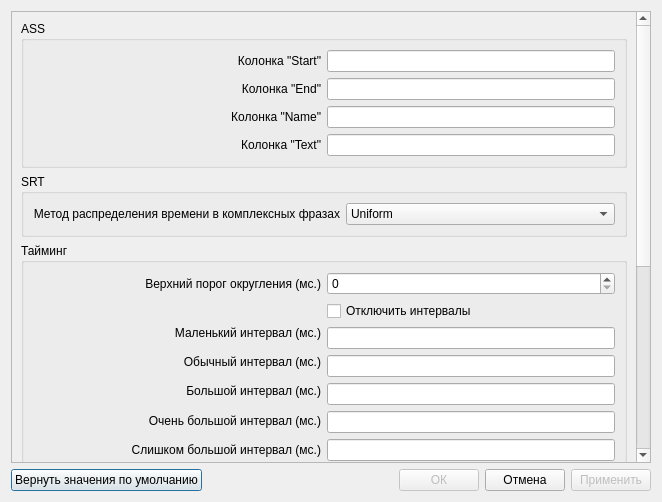
This is sources/settings.ui in denzor200/BiffGui as Qt 5 draws it before an edit. The edited form follows.
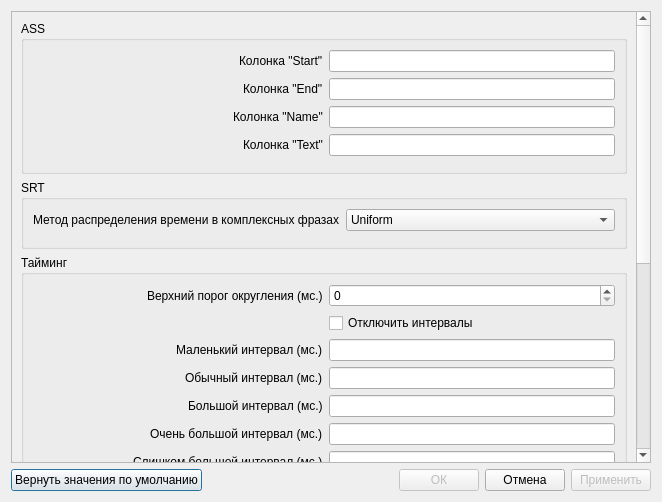
This is the edited form.

Commit message: [settings.ui]: less shit layout

Patch:
```diff
--- a/sources/settings.ui
+++ b/sources/settings.ui
@@ -23,9 +23,9 @@
       <property name="geometry">
        <rect>
         <x>0</x>
-        <y>0</y>
+        <y>-319</y>
         <width>625</width>
-        <height>726</height>
+        <height>773</height>
        </rect>
       </property>
       <layout class="QVBoxLayout" name="verticalLayout_2">
@@ -34,94 +34,105 @@
          <property name="title">
           <string>ASS</string>
          </property>
-         <layout class="QHBoxLayout" name="horizontalLayout_3">
-          <item>
-           <layout class="QVBoxLayout" name="verticalLayout_4">
-            <item>
+         <layout class="QFormLayout" name="formLayout">
+          <property name="labelAlignment">
+           <set>Qt::AlignRight|Qt::AlignTrailing|Qt::AlignVCenter</set>
+          </property>
+          <item row="0" column="0">
              <widget class="QLabel" name="label_ColumnStart">
               <property name="text">
                <string>Колонка &quot;Start&quot;</string>
               </property>
               <property name="alignment">
-               <set>Qt::AlignRight|Qt::AlignTrailing|Qt::AlignVCenter</set>
+             <set>Qt::AlignLeading|Qt::AlignLeft|Qt::AlignVCenter</set>
               </property>
              </widget>
             </item>
-            <item>
+          <item row="0" column="1">
+           <widget class="QLineEdit" name="lineEdit_ColumnStart">
+            <property name="sizePolicy">
+             <sizepolicy hsizetype="Expanding" vsizetype="Fixed">
+              <horstretch>0</horstretch>
+              <verstretch>0</verstretch>
+             </sizepolicy>
+            </property>
+           </widget>
+          </item>
+          <item row="1" column="0">
              <widget class="QLabel" name="label_ColumnEnd">
               <property name="text">
                <string>Колонка &quot;End&quot;</string>
               </property>
               <property name="alignment">
-               <set>Qt::AlignRight|Qt::AlignTrailing|Qt::AlignVCenter</set>
+             <set>Qt::AlignLeading|Qt::AlignLeft|Qt::AlignVCenter</set>
               </property>
              </widget>
             </item>
-            <item>
+          <item row="1" column="1">
+           <widget class="QLineEdit" name="lineEdit_ColumnEnd">
+            <property name="sizePolicy">
+             <sizepolicy hsizetype="Expanding" vsizetype="Fixed">
+              <horstretch>0</horstretch>
+              <verstretch>0</verstretch>
+             </sizepolicy>
+            </property>
+           </widget>
+          </item>
+          <item row="2" column="0">
              <widget class="QLabel" name="label_ColumnName">
               <property name="text">
                <string>Колонка &quot;Name&quot;</string>
               </property>
               <property name="alignment">
-               <set>Qt::AlignRight|Qt::AlignTrailing|Qt::AlignVCenter</set>
+             <set>Qt::AlignLeading|Qt::AlignLeft|Qt::AlignVCenter</set>
               </property>
              </widget>
             </item>
-            <item>
-             <widget class="QLabel" name="label_ColumnText">
-              <property name="text">
-               <string>Колонка &quot;Text&quot;</string>
-              </property>
-              <property name="alignment">
-               <set>Qt::AlignRight|Qt::AlignTrailing|Qt::AlignVCenter</set>
-              </property>
-             </widget>
-            </item>
-           </layout>
-          </item>
-          <item>
-           <layout class="QVBoxLayout" name="verticalLayout_5">
-            <item>
-             <widget class="QLineEdit" name="lineEdit_ColumnStart">
-              <property name="sizePolicy">
-               <sizepolicy hsizetype="Minimum" vsizetype="Fixed">
-                <horstretch>0</horstretch>
-                <verstretch>0</verstretch>
-               </sizepolicy>
-              </property>
-             </widget>
-            </item>
-            <item>
-             <widget class="QLineEdit" name="lineEdit_ColumnEnd">
-              <property name="sizePolicy">
-               <sizepolicy hsizetype="Minimum" vsizetype="Fixed">
-                <horstretch>0</horstretch>
-                <verstretch>0</verstretch>
-               </sizepolicy>
-              </property>
-             </widget>
-            </item>
-            <item>
+          <item row="2" column="1">
              <widget class="QLineEdit" name="lineEdit_ColumnName">
               <property name="sizePolicy">
-               <sizepolicy hsizetype="Minimum" vsizetype="Fixed">
+             <sizepolicy hsizetype="Expanding" vsizetype="Fixed">
                 <horstretch>0</horstretch>
                 <verstretch>0</verstretch>
                </sizepolicy>
               </property>
              </widget>
             </item>
-            <item>
+          <item row="3" column="1">
              <widget class="QLineEdit" name="lineEdit_ColumnText">
               <property name="sizePolicy">
-               <sizepolicy hsizetype="Minimum" vsizetype="Fixed">
+             <sizepolicy hsizetype="Expanding" vsizetype="Fixed">
                 <horstretch>0</horstretch>
                 <verstretch>0</verstretch>
                </sizepolicy>
               </property>
              </widget>
             </item>
-           </layout>
+          <item row="3" column="0">
+           <widget class="QLabel" name="label_ColumnText">
+            <property name="text">
+             <string>Колонка &quot;Text&quot;</string>
+            </property>
+            <property name="alignment">
+             <set>Qt::AlignLeading|Qt::AlignLeft|Qt::AlignVCenter</set>
+            </property>
+           </widget>
+          </item>
+          <item row="4" column="0">
+           <spacer name="horizontalSpacer">
+            <property name="orientation">
+             <enum>Qt::Horizontal</enum>
+            </property>
+            <property name="sizeType">
+             <enum>QSizePolicy::Fixed</enum>
+            </property>
+            <property name="sizeHint" stdset="0">
+             <size>
+              <width>290</width>
+              <height>0</height>
+             </size>
+            </property>
+           </spacer>
           </item>
          </layout>
         </widget>
@@ -131,19 +142,28 @@
          <property name="title">
           <string>SRT</string>
          </property>
-         <layout class="QHBoxLayout" name="horizontalLayout_4">
-          <item>
+         <layout class="QFormLayout" name="formLayout_2">
+          <property name="labelAlignment">
+           <set>Qt::AlignRight|Qt::AlignTrailing|Qt::AlignVCenter</set>
+          </property>
+          <item row="0" column="0">
            <widget class="QLabel" name="label_Distribution">
             <property name="text">
              <string>Метод распределения времени в комплексных фразах</string>
             </property>
             <property name="alignment">
-             <set>Qt::AlignRight|Qt::AlignTrailing|Qt::AlignVCenter</set>
+             <set>Qt::AlignLeading|Qt::AlignLeft|Qt::AlignVCenter</set>
             </property>
            </widget>
           </item>
-          <item>
+          <item row="0" column="1">
            <widget class="QComboBox" name="comboBox_Distribution">
+            <property name="sizePolicy">
+             <sizepolicy hsizetype="Expanding" vsizetype="Fixed">
+              <horstretch>0</horstretch>
+              <verstretch>0</verstretch>
+             </sizepolicy>
+            </property>
             <item>
              <property name="text">
               <string>Uniform</string>
@@ -156,6 +176,22 @@
             </item>
            </widget>
           </item>
+          <item row="1" column="0">
+           <spacer name="horizontalSpacer_2">
+            <property name="orientation">
+             <enum>Qt::Horizontal</enum>
+            </property>
+            <property name="sizeType">
+             <enum>QSizePolicy::Fixed</enum>
+            </property>
+            <property name="sizeHint" stdset="0">
+             <size>
+              <width>290</width>
+              <height>0</height>
+             </size>
+            </property>
+           </spacer>
+          </item>
          </layout>
         </widget>
        </item>
@@ -170,112 +206,116 @@
          <property name="checkable">
           <bool>false</bool>
          </property>
-         <layout class="QHBoxLayout" name="horizontalLayout_2">
-          <item>
-           <layout class="QVBoxLayout" name="verticalLayout">
-            <item>
+         <layout class="QFormLayout" name="formLayout_3">
+          <property name="labelAlignment">
+           <set>Qt::AlignRight|Qt::AlignTrailing|Qt::AlignVCenter</set>
+          </property>
+          <item row="0" column="0">
              <widget class="QLabel" name="label_RoundValue">
               <property name="text">
                <string>Верхний порог округления (мс.)</string>
               </property>
               <property name="alignment">
-               <set>Qt::AlignRight|Qt::AlignTrailing|Qt::AlignVCenter</set>
+             <set>Qt::AlignLeading|Qt::AlignLeft|Qt::AlignVCenter</set>
               </property>
              </widget>
             </item>
-            <item>
+          <item row="0" column="1">
+           <widget class="QSpinBox" name="spinBox_RoundValue"/>
+          </item>
+          <item row="1" column="0">
              <spacer name="horizontalSpacer_DisableIntervals">
               <property name="orientation">
                <enum>Qt::Horizontal</enum>
               </property>
+            <property name="sizeType">
+             <enum>QSizePolicy::Fixed</enum>
+            </property>
               <property name="sizeHint" stdset="0">
                <size>
-                <width>40</width>
+              <width>290</width>
                 <height>20</height>
                </size>
               </property>
              </spacer>
             </item>
-            <item>
+          <item row="1" column="1">
+           <widget class="QCheckBox" name="checkBox_DisableIntervals">
+            <property name="sizePolicy">
+             <sizepolicy hsizetype="Minimum" vsizetype="Fixed">
+              <horstretch>0</horstretch>
+              <verstretch>0</verstretch>
+             </sizepolicy>
+            </property>
+            <property name="text">
+             <string>Отключить интервалы</string>
+            </property>
+           </widget>
+          </item>
+          <item row="2" column="0">
              <widget class="QLabel" name="label_SmallInterval">
               <property name="text">
                <string>Маленький интервал (мс.)</string>
               </property>
               <property name="alignment">
-               <set>Qt::AlignRight|Qt::AlignTrailing|Qt::AlignVCenter</set>
+             <set>Qt::AlignLeading|Qt::AlignLeft|Qt::AlignVCenter</set>
               </property>
              </widget>
             </item>
-            <item>
+          <item row="3" column="0">
              <widget class="QLabel" name="label_NormalInterval">
               <property name="text">
                <string>Обычный интервал (мс.)</string>
               </property>
               <property name="alignment">
-               <set>Qt::AlignRight|Qt::AlignTrailing|Qt::AlignVCenter</set>
+             <set>Qt::AlignLeading|Qt::AlignLeft|Qt::AlignVCenter</set>
               </property>
              </widget>
             </item>
-            <item>
+          <item row="3" column="1">
+           <widget class="QLineEdit" name="lineEdit_NormalInterval"/>
+          </item>
+          <item row="4" column="1">
+           <widget class="QLineEdit" name="lineEdit_BigInterval"/>
+          </item>
+          <item row="2" column="1">
+           <widget class="QLineEdit" name="lineEdit_SmallInterval"/>
+          </item>
+          <item row="5" column="1">
+           <widget class="QLineEdit" name="lineEdit_VeryBigInterval"/>
+          </item>
+          <item row="6" column="1">
+           <widget class="QLineEdit" name="lineEdit_VeryVeryBigInterval"/>
+          </item>
+          <item row="4" column="0">
              <widget class="QLabel" name="label_BigInterval">
               <property name="text">
                <string>Большой интервал (мс.)</string>
               </property>
               <property name="alignment">
-               <set>Qt::AlignRight|Qt::AlignTrailing|Qt::AlignVCenter</set>
+             <set>Qt::AlignLeading|Qt::AlignLeft|Qt::AlignVCenter</set>
               </property>
              </widget>
             </item>
-            <item>
+          <item row="5" column="0">
              <widget class="QLabel" name="label_VeryBigInterval">
               <property name="text">
                <string>Очень большой интервал (мс.)</string>
               </property>
               <property name="alignment">
-               <set>Qt::AlignRight|Qt::AlignTrailing|Qt::AlignVCenter</set>
+             <set>Qt::AlignLeading|Qt::AlignLeft|Qt::AlignVCenter</set>
               </property>
              </widget>
             </item>
-            <item>
+          <item row="6" column="0">
              <widget class="QLabel" name="label_VeryVeryBigInterval">
               <property name="text">
                <string>Слишком большой интервал (мс.)</string>
               </property>
               <property name="alignment">
-               <set>Qt::AlignRight|Qt::AlignTrailing|Qt::AlignVCenter</set>
-              </property>
-             </widget>
-            </item>
-           </layout>
-          </item>
-          <item>
-           <layout class="QVBoxLayout" name="verticalLayout_3">
-            <item>
-             <widget class="QSpinBox" name="spinBox_RoundValue"/>
-            </item>
-            <item>
-             <widget class="QCheckBox" name="checkBox_DisableIntervals">
-              <property name="text">
-               <string>Отключить интервалы</string>
-              </property>
-             </widget>
-            </item>
-            <item>
-             <widget class="QLineEdit" name="lineEdit_SmallInterval"/>
-            </item>
-            <item>
-             <widget class="QLineEdit" name="lineEdit_NormalInterval"/>
-            </item>
-            <item>
-             <widget class="QLineEdit" name="lineEdit_BigInterval"/>
-            </item>
-            <item>
-             <widget class="QLineEdit" name="lineEdit_VeryBigInterval"/>
-            </item>
-            <item>
-             <widget class="QLineEdit" name="lineEdit_VeryVeryBigInterval"/>
-            </item>
-           </layout>
+             <set>Qt::AlignLeading|Qt::AlignLeft|Qt::AlignVCenter</set>
+            </property>
+           </widget>
           </item>
          </layout>
         </widget>
@@ -306,7 +346,7 @@
              <attribute name="label">
               <string>Главное</string>
              </attribute>
-             <layout class="QVBoxLayout" name="verticalLayout_8">
+             <layout class="QVBoxLayout" name="verticalLayout_4">
               <item>
                <layout class="QHBoxLayout" name="horizontalLayout_5">
                 <item>
@@ -359,7 +399,7 @@
              <attribute name="label">
               <string>Нумерация</string>
              </attribute>
-             <layout class="QVBoxLayout" name="verticalLayout_12">
+             <layout class="QVBoxLayout" name="verticalLayout_3">
               <item>
                <layout class="QHBoxLayout" name="horizontalLayout_6">
                 <item>
@@ -412,7 +452,7 @@
              <attribute name="label">
               <string>Выделенные фразы в индивидуальном документе</string>
              </attribute>
-             <layout class="QVBoxLayout" name="verticalLayout_15">
+             <layout class="QVBoxLayout" name="verticalLayout">
               <item>
                <layout class="QHBoxLayout" name="horizontalLayout_7">
                 <item>
```
Left out of the diff: 242 changed lines with no effect on the pictures. Lines whose indentation alone changed are shown as unchanged.
